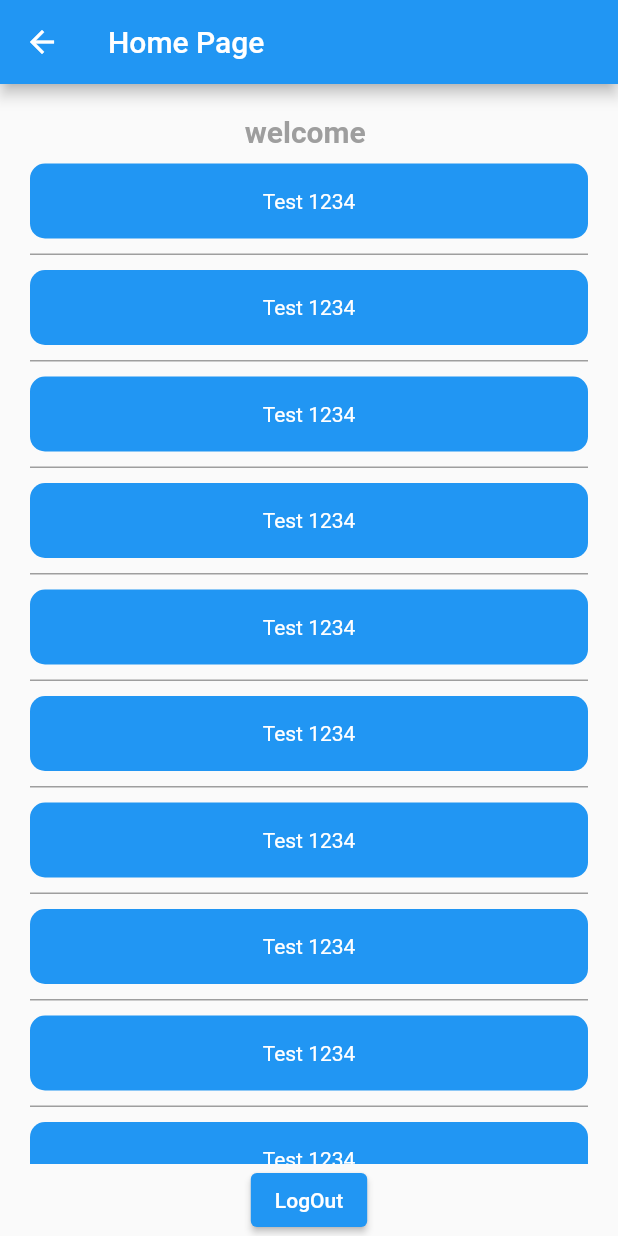
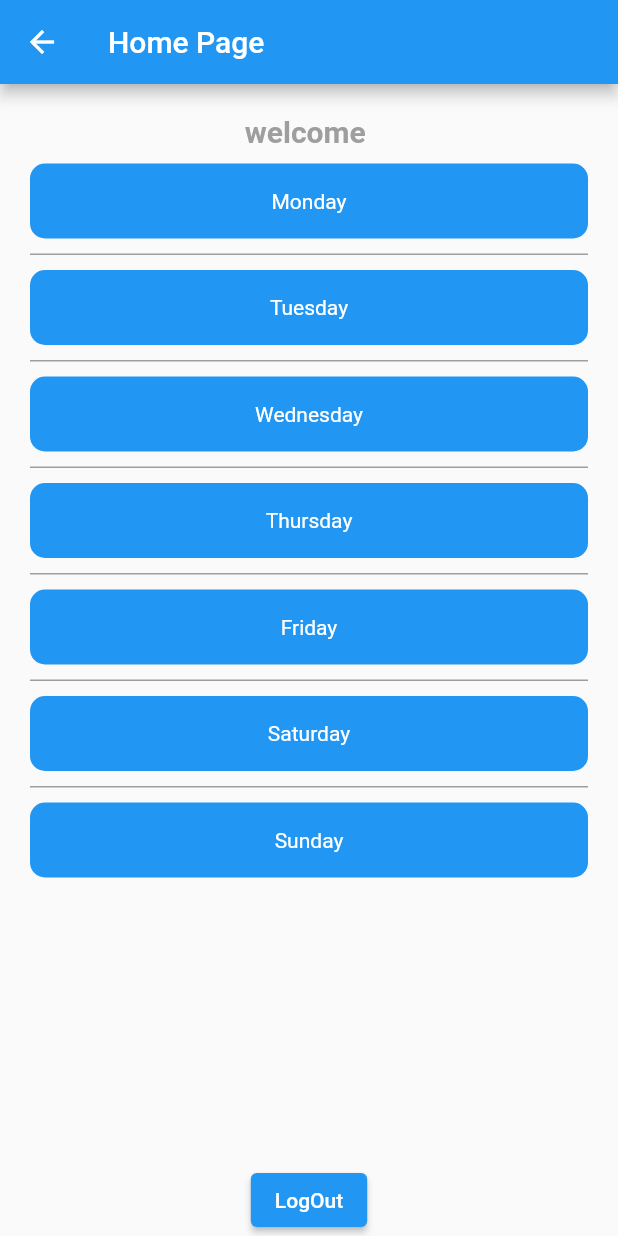
Before and after one commit to nixx49/franklin_training_demo_project, a Flutter app: the HomePage screen opened directly with empty values, on a phone screen of 412 x 824 dp. Run offline on Flutter 3.47's test engine with Material 2 defaults, Android fonts, the phone set to English and light mode, and no system bars.

Commit message:
Adding array data to separate list

```diff
--- a/lib/home_page.dart
+++ b/lib/home_page.dart
@@ -10,6 +10,15 @@ class HomePage extends StatefulWidget {
 }
 
 class _HomePageState extends State<HomePage> {
+  List<String> data = [
+    'Monday',
+    'Tuesday',
+    'Wednesday',
+    'Thursday',
+    'Friday',
+    'Saturday',
+    'Sunday'
+  ];
   @override
   Widget build(BuildContext context) {
     return Scaffold(
@@ -19,7 +28,6 @@ class _HomePageState extends State<HomePage> {
       body: Container(
         padding: const EdgeInsets.symmetric(horizontal: 20.0),
         child: Column(
-
           children: [
             const SizedBox(
               height: 20.0,
@@ -38,8 +46,8 @@ class _HomePageState extends State<HomePage> {
             ),
             Expanded(
                 child: ListView.separated(
-                  //physics: const ClampingScrollPhysics(),
-              itemCount: 20,
+              //physics: const ClampingScrollPhysics(),
+              itemCount: data.length,
               separatorBuilder: (context, index) {
                 return Container(
                   color: Colors.grey,
@@ -54,10 +62,10 @@ class _HomePageState extends State<HomePage> {
                     borderRadius: BorderRadius.circular(10),
                     color: Colors.blue,
                   ),
-                  child: const Center(
+                  child: Center(
                     child: Text(
-                      'Test 1234',
-                      style: TextStyle(color: Colors.white),
+                      data[index],
+                      style: const TextStyle(color: Colors.white),
                     ),
                   ),
                 );
```
